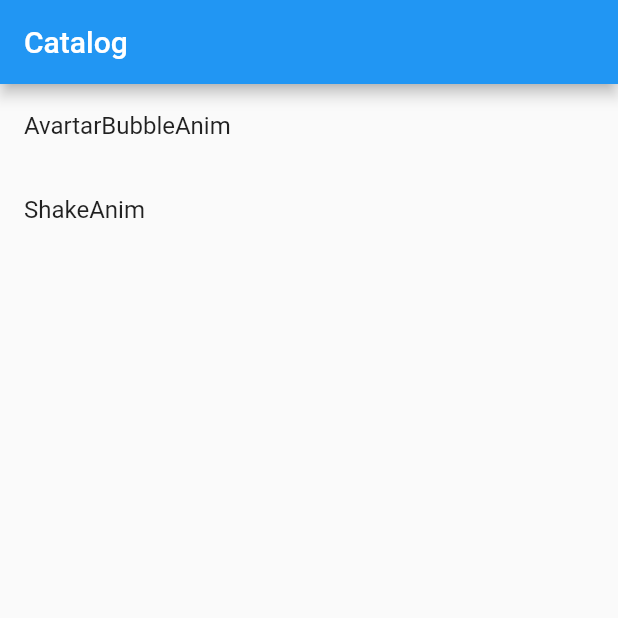
After one commit to zjrwdl/flutterDemoNews, a Flutter app: the screen it shows after launch, on a phone screen of 412 x 824 dp, the top half of it. The commit adds this screen. Run offline on Flutter 3.47's test engine with Material 2 defaults, Android fonts, the light colour scheme and no system bars.

Commit message:
增加目录

```diff
--- /dev/null
+++ b/lib/catalog.dart
@@ -0,0 +1,96 @@
+import 'package:flutter/material.dart';
+import 'package:flutter/cupertino.dart';
+import 'dart:core';
+
+class Catalog extends StatefulWidget {
+
+  @override
+  createState() => CatalogState();
+}
+
+class CatalogState extends State<Catalog> with SingleTickerProviderStateMixin {
+  TabController? _tabController;
+  List<String> _items = [];
+  List? _currentPageItems;
+
+  void jumpPage(int i) {
+    switch (i) {
+      case 0: {
+        Navigator.pushNamed(context, "AvartarBubbleAnim");
+      }
+      break;
+      case 1: {
+        Navigator.pushNamed(context, "ShakeAnim");
+      }
+      break;
+      case 2: {
+
+      }
+      break;
+    }
+  }
+
+  String getPageName(int i) {
+    String name = "";
+    switch (i) {
+      case 0: {
+        name = "AvartarBubbleAnim";
+      }
+      break;
+      case 1: {
+        name = "ShakeAnim";
+      }
+      break;
+      case 2: {
+
+      }
+      break;
+    }
+    return name;
+  }
+
+
+  @override
+  Widget build(BuildContext context) {
+    return new Scaffold(
+      appBar: new AppBar(
+        title: Text('Catalog'),
+      ),
+      body: new Listener(
+          child: new ListView.builder(
+            itemCount: _currentPageItems?.length,
+            itemBuilder: (context,index){
+              return ListTile(
+                title: Text(getPageName(index)),
+                onTap:() {
+                  jumpPage(index);
+                },
+              );
+            },
+          )
+      ),
+
+    );
+
+  }
+
+  @override
+  void initState() {
+    super.initState();
+    _tabController = new TabController(length: 2, vsync: this);
+    int size = 3;
+    _items = List.generate(size, (i) => "item $i");
+    _currentPageItems = [];
+    _currentPageItems?.clear();
+    for(int i = 0; i < size; i++) {
+      _currentPageItems?.add(_items[i]);
+    }
+  }
+
+  @override
+  void dispose() {
+    _tabController?.dispose();
+    super.dispose();
+  }
+
+}
```
Also changed, not shown: lib/main.dart (+34 -16 lines), 1 other file.
